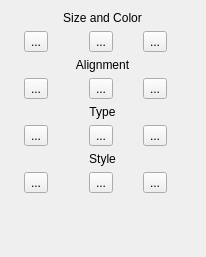
KDE/krita, file plugins/simpletextedit/Panel.ui: the form before one commit.
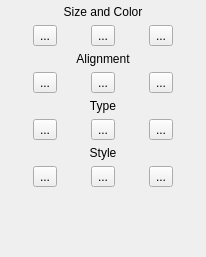
The form after the commit.

Commit message: Fix spacing / margin

Patch:
```diff
--- a/plugins/simpletextedit/Panel.ui
+++ b/plugins/simpletextedit/Panel.ui
@@ -13,6 +13,9 @@
    <string>Panel</string>
   </property>
   <layout class="QGridLayout" name="gridLayout" >
+   <property name="margin" >
+    <number>5</number>
+   </property>
    <item row="0" column="0" colspan="3" >
     <widget class="QLabel" name="label" >
      <property name="text" >
@@ -163,10 +166,10 @@
      <property name="orientation" >
       <enum>Qt::Vertical</enum>
      </property>
-     <property name="sizeHint" >
+     <property name="sizeHint" stdset="0" >
       <size>
-       <width>131</width>
-       <height>40</height>
+       <width>1</width>
+       <height>0</height>
       </size>
      </property>
     </spacer>
```
Left out of the diff: 6 changed lines with no effect on the pictures.
